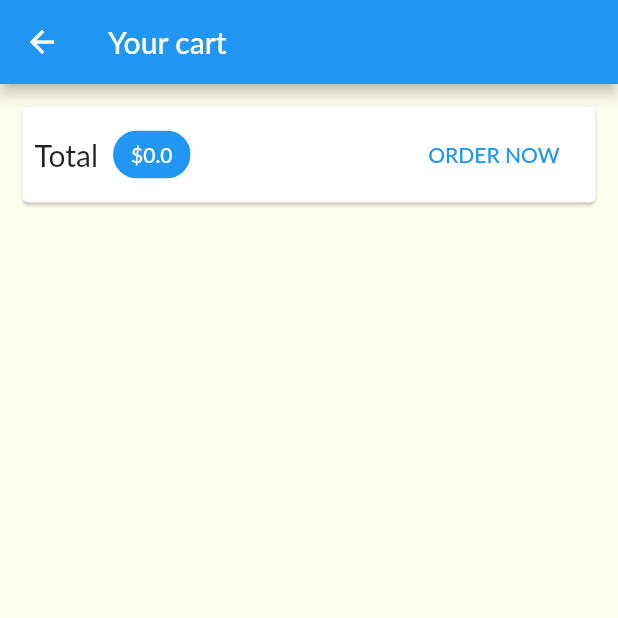
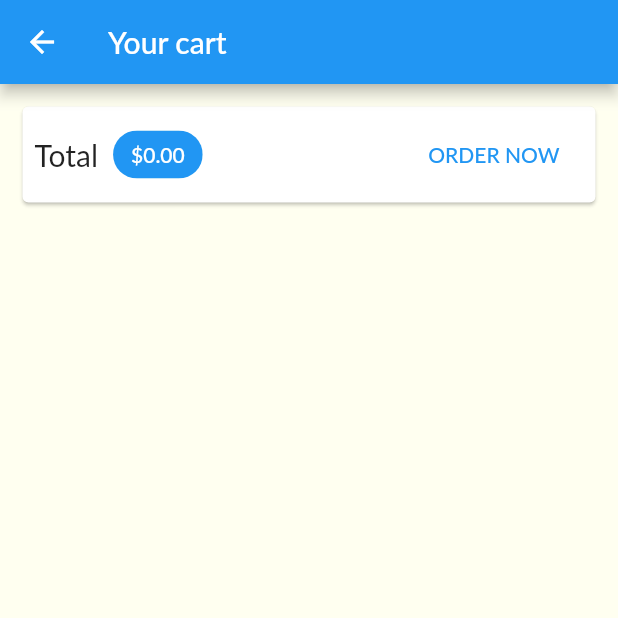
Before and after one commit to AlejandroMoreira/alejandro_flutter_app_4, a Flutter app: the CartScreen screen opened by its route, after a tap on "ORDER NOW", on a phone screen of 412 x 824 dp, the top half of it. Run offline on Flutter 3.47's test engine with Material 2 defaults, Android fonts, the phone set to English and light mode, and no system bars; network calls fail; Roboto replaces fonts that are missing (Lato).

Commit message:
Añadidos drawer y user_products_screen
Drawer añadido
Menu de modificar productos añadido

```diff
--- a/lib/main.dart
+++ b/lib/main.dart
@@ -7,6 +7,8 @@ import 'screens/products_overview_screen.dart';
 import 'providers/cart.dart';
 import 'screens/cart_screen.dart';
 import 'providers/orders.dart';
+import 'screens/orders_screen.dart';
+import 'screens/user_products_screen.dart';
 
 void main() => runApp(MyApp());
 
@@ -37,7 +39,9 @@ class MyApp extends StatelessWidget {
           home: ProductsOverviewScreen(),
           routes: {
             ProductDetailScreen.routeName: (_) => ProductDetailScreen(),
-            CartScreen.routeName : (_) => CartScreen(),
+            CartScreen.routeName: (_) => CartScreen(),
+            OrdersScreen.routeName: (_) => OrdersScreen(),
+            UserProductsScreen.routeName: (_) => UserProductsScreen(),
           }),
     );
   }
--- a/lib/screens/cart_screen.dart
+++ b/lib/screens/cart_screen.dart
@@ -34,7 +34,7 @@ class CartScreen extends StatelessWidget {
                   ),
                   Chip(
                     label: Text(
-                      "\$${cartData.totalAmount}",
+                      "\$${cartData.totalAmount.toStringAsFixed(2)}",
                       style: TextStyle(
                           color: Theme.of(context)
                               .primaryTextTheme
--- /dev/null
+++ b/lib/screens/orders_screen.dart
@@ -0,0 +1,30 @@
+import 'package:flutter/material.dart';
+import 'package:provider/provider.dart';
+
+import '../widgets/app_drawer.dart';
+import '../widgets/order_item_widget.dart';
+import '../providers/orders.dart';
+
+class OrdersScreen extends StatelessWidget {
+  static const routeName = "/orders";
+
+  @override
+  Widget build(BuildContext context) {
+    final ordersData = Provider.of<Orders>(context);
+
+    return Scaffold(
+      appBar: AppBar(
+        title: Text("Your Orders"),
+      ),
+      drawer: AppDrawer(),
+      body: ListView.builder(
+        itemBuilder: (context, index) {
+          return OrderItemWidget(
+            ordersData.orders[index],
+          );
+        },
+        itemCount: ordersData.orders.length,
+      ),
+    );
+  }
+}
--- a/lib/screens/products_overview_screen.dart
+++ b/lib/screens/products_overview_screen.dart
@@ -5,6 +5,7 @@ import '../widgets/products_grid.dart';
 import '../widgets/badge.dart';
 import '../providers/cart.dart';
 import 'cart_screen.dart';
+import '../widgets/app_drawer.dart';
 
 enum FilterOptions {
   Favorites,
@@ -63,6 +64,7 @@ class _ProductsOverviewScreenState extends State<ProductsOverviewScreen> {
           ),
         ],
       ),
+      drawer: AppDrawer(),
       body: ProductsGrid(_showOnlyFavorites),
     );
   }
--- /dev/null
+++ b/lib/widgets/order_item_widget.dart
@@ -0,0 +1,71 @@
+import 'dart:math';
+
+import 'package:flutter/material.dart';
+import 'package:intl/intl.dart';
+
+import '../providers/orders.dart';
+
+class OrderItemWidget extends StatefulWidget {
+  final OrderItem order;
+
+  const OrderItemWidget(this.order);
+
+  @override
+  _OrderItemWidgetState createState() => _OrderItemWidgetState();
+}
+
+class _OrderItemWidgetState extends State<OrderItemWidget> {
+  var _expanded = false;
+
+  @override
+  Widget build(BuildContext context) {
+    return Card(
+      margin: EdgeInsets.all(10),
+      child: Column(
+        children: [
+          ListTile(
+            title: Text("\$${widget.order.amount}"),
+            subtitle: Text(
+              DateFormat("dd/MM/yyyy hh:mm").format(widget.order.dateTime),
+            ),
+            trailing: IconButton(
+              icon: Icon(_expanded ? Icons.expand_less : Icons.expand_more),
+              onPressed: () {
+                setState(() {
+                  _expanded = !_expanded;
+                });
+              },
+            ),
+          ),
+          if (_expanded)
+            Container(
+              height: min(widget.order.products.length * 20.0 + 10, 100),
+              child: ListView(
+                children: widget.order.products
+                    .map(
+                      (e) => Row(
+                        mainAxisAlignment: MainAxisAlignment.spaceBetween,
+                        children: [
+                          Text(
+                            "${e.title}",
+                            style: TextStyle(
+                                fontSize: 18, fontWeight: FontWeight.bold),
+                          ),
+                          Text(
+                            "${e.quantity}x \$${e.price}",
+                            style: TextStyle(
+                              fontSize: 18,
+                              color: Colors.grey,
+                            ),
+                          ),
+                        ],
+                      ),
+                    )
+                    .toList(),
+              ),
+            )
+        ],
+      ),
+    );
+  }
+}
--- a/pubspec.yaml
+++ b/pubspec.yaml
@@ -24,6 +24,7 @@ dependencies:
   flutter:
     sdk: flutter
   provider: ^3.0.0
+  intl: ^0.16.1
 
 
   # The following adds the Cupertino Icons font to your application.
```
Also changed, not shown: lib/providers/cart.dart (+22 -5 lines), lib/screens/user_products_screen.dart (added, +43 -0 lines), lib/widgets/app_drawer.dart (added, +40 -0 lines), lib/widgets/cart_item_widget.dart (+28 -3 lines), lib/widgets/product_item.dart (+22 -3 lines), lib/widgets/user_product_item.dart (added, +34 -0 lines), pubspec.lock.
